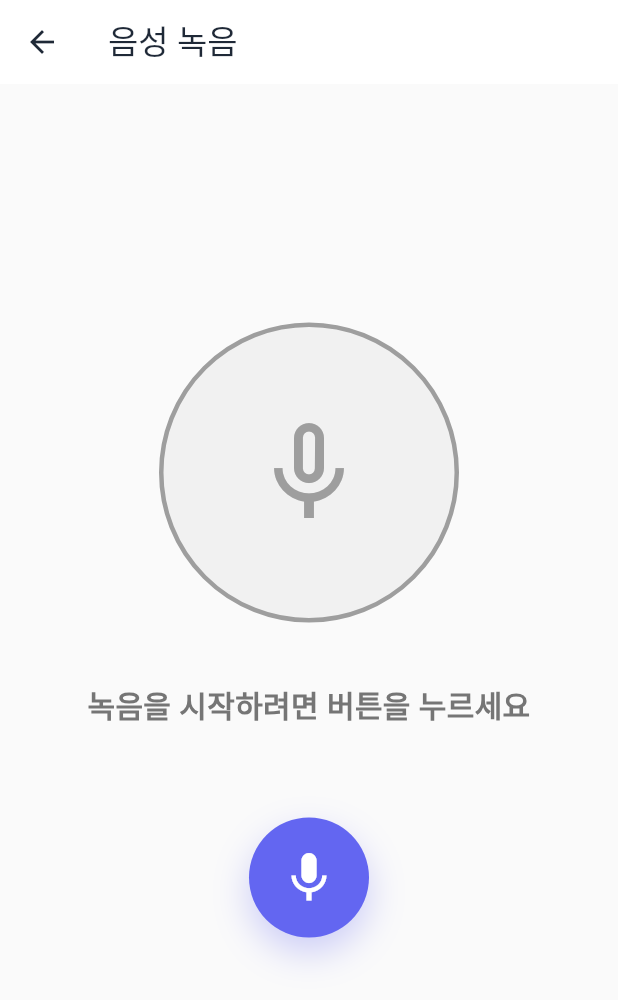
After one commit to ChangHyeonn/RIDI, a Flutter app: the RecordScreen screen opened directly, after a tap on the "mic" icon, after a tap on the "stop" icon, on a phone screen of 412 x 824 dp. The commit adds this screen. Shown: the top 1000 px of the screen. Run offline on Flutter 3.47's test engine with Material 3 defaults, Android fonts, the phone set to English and light mode, and no system bars; our stand-ins replace just_audio, permission_handler, shared_preferences, table_calendar; missing offline and left inert: record; accounts and stored records are empty.

Commit message:
녹음기능 테스트 14:49 8/8

```diff
--- a/app_protoo2/lib/screens/add_task_screen.dart
+++ b/app_protoo2/lib/screens/add_task_screen.dart
@@ -922,6 +922,7 @@ class _AddTaskScreenState extends State<AddTaskScreen> {
                   ),
                 ],
               ),
+              const SizedBox(height: 40), // 버튼 위치를 아래로 조정
               const Spacer(),
 
               // 하단 버튼들
--- /dev/null
+++ b/app_protoo2/lib/screens/record_screen.dart
@@ -0,0 +1,291 @@
+import 'package:flutter/material.dart';
+import 'package:flutter/foundation.dart';
+import 'dart:io';
+import '../services/record_service.dart';
+
+class RecordScreen extends StatefulWidget {
+  const RecordScreen({super.key});
+
+  @override
+  State<RecordScreen> createState() => _RecordScreenState();
+}
+
+class _RecordScreenState extends State<RecordScreen> {
+  final RecordService _recordService = RecordService();
+  bool _isRecording = false;
+  String? _recordingPath;
+  bool _isSupportedPlatform = false;
+
+  @override
+  void initState() {
+    super.initState();
+    _checkPlatformSupport();
+  }
+
+  void _checkPlatformSupport() {
+    if (kIsWeb) {
+      _isSupportedPlatform = false;
+    } else {
+      _isSupportedPlatform = Platform.isAndroid || Platform.isIOS;
+    }
+  }
+
+  @override
+  void dispose() {
+    _recordService.dispose();
+    super.dispose();
+  }
+
+  Future<void> _startRecording() async {
+    if (!_isSupportedPlatform) {
+      ScaffoldMessenger.of(context).showSnackBar(
+        const SnackBar(
+          content: Text(
+            '현재 플랫폼에서 녹음 기능을 지원하지 않습니다. Android 또는 iOS 기기에서 실행해주세요.',
+          ),
+          backgroundColor: Colors.orange,
+        ),
+      );
+      return;
+    }
+
+    try {
+      final success = await _recordService.startRecording();
+      if (success) {
+        setState(() {
+          _isRecording = true;
+        });
+      }
+    } catch (e) {
+      ScaffoldMessenger.of(context).showSnackBar(
+        SnackBar(
+          content: Text('녹음을 시작할 수 없습니다: $e'),
+          backgroundColor: Colors.red,
+        ),
+      );
+    }
+  }
+
+  Future<void> _stopRecording() async {
+    try {
+      final path = await _recordService.stopRecording();
+      setState(() {
+        _isRecording = false;
+        _recordingPath = path;
+      });
+
+      if (path != null) {
+        ScaffoldMessenger.of(context).showSnackBar(
+          const SnackBar(
+            content: Text('녹음이 완료되었습니다.'),
+            backgroundColor: Colors.green,
+          ),
+        );
+      }
+    } catch (e) {
+      ScaffoldMessenger.of(context).showSnackBar(
+        SnackBar(
+          content: Text('녹음을 중지할 수 없습니다: $e'),
+          backgroundColor: Colors.red,
+        ),
+      );
+    }
+  }
+
+  Future<void> _cancelRecording() async {
+    try {
+      await _recordService.cancelRecording();
+      setState(() {
+        _isRecording = false;
+        _recordingPath = null;
+      });
+    } catch (e) {
+      ScaffoldMessenger.of(context).showSnackBar(
+        SnackBar(
+          content: Text('녹음을 취소할 수 없습니다: $e'),
+          backgroundColor: Colors.red,
+        ),
+      );
+    }
+  }
+
+  @override
+  Widget build(BuildContext context) {
+    return Scaffold(
+      backgroundColor: const Color(0xFFfafafa),
+      appBar: AppBar(
+        title: const Text('음성 녹음'),
+        backgroundColor: Colors.white,
+        foregroundColor: const Color(0xFF1f2937),
+        elevation: 0,
+        shadowColor: Colors.black.withOpacity(0.08),
+      ),
+      body: Padding(
+        padding: const EdgeInsets.all(24.0),
+        child: Column(
+          mainAxisAlignment: MainAxisAlignment.center,
+          children: [
+            // 플랫폼 지원 안내
+            if (!_isSupportedPlatform)
+              Container(
+                padding: const EdgeInsets.all(16),
+                margin: const EdgeInsets.only(bottom: 24),
+                decoration: BoxDecoration(
+                  color: Colors.orange.withOpacity(0.1),
+                  borderRadius: BorderRadius.circular(12),
+                  border: Border.all(color: Colors.orange),
+                ),
+                child: const Column(
+                  children: [
+                    Icon(
+                      Icons.warning_amber_rounded,
+                      color: Colors.orange,
+                      size: 32,
+                    ),
+                    SizedBox(height: 8),
+                    Text(
+                      '녹음 기능은 Android 또는 iOS 기기에서만 지원됩니다.',
+                      style: TextStyle(
+                        fontSize: 16,
+                        fontWeight: FontWeight.bold,
+                        color: Colors.orange,
+                      ),
+                      textAlign: TextAlign.center,
+                    ),
+                  ],
+                ),
+              ),
+
+            // 녹음 상태 표시
+            Container(
+              width: 200,
+              height: 200,
+              decoration: BoxDecoration(
+                color: _isRecording
+                    ? Colors.red.withOpacity(0.1)
+                    : Colors.grey.withOpacity(0.1),
+                shape: BoxShape.circle,
+                border: Border.all(
+                  color: _isRecording ? Colors.red : Colors.grey,
+                  width: 3,
+                ),
+              ),
+              child: Icon(
+                _isRecording ? Icons.mic : Icons.mic_none,
+                size: 80,
+                color: _isRecording ? Colors.red : Colors.grey,
+              ),
+            ),
+            const SizedBox(height: 40),
+
+            // 상태 텍스트
+            Text(
+              _isRecording
+                  ? '녹음 중...'
+                  : _isSupportedPlatform
+                  ? '녹음을 시작하려면 버튼을 누르세요'
+                  : '지원되지 않는 플랫폼입니다',
+              style: TextStyle(
+                fontSize: 20,
+                fontWeight: FontWeight.bold,
+                color: _isRecording
+                    ? Colors.red
+                    : _isSupportedPlatform
+                    ? Colors.grey[600]
+                    : Colors.grey,
+              ),
+              textAlign: TextAlign.center,
+            ),
+            const SizedBox(height: 60),
+
+            // 녹음 버튼들
+            if (_isSupportedPlatform)
+              Row(
+                mainAxisAlignment: MainAxisAlignment.spaceEvenly,
+                children: [
+                  // 녹음 시작/중지 버튼
+                  GestureDetector(
+                    onTap: _isRecording ? _stopRecording : _startRecording,
+                    child: Container(
+                      width: 80,
+                      height: 80,
+                      decoration: BoxDecoration(
+                        color: _isRecording
+                            ? Colors.red
+                            : const Color(0xFF6366f1),
+                        shape: BoxShape.circle,
+                        boxShadow: [
+                          BoxShadow(
+                            color:
+                                (_isRecording
+                                        ? Colors.red
+                                        : const Color(0xFF6366f1))
+                                    .withOpacity(0.3),
+                            blurRadius: 20,
+                            offset: const Offset(0, 10),
+                          ),
+                        ],
+                      ),
+                      child: Icon(
+                        _isRecording ? Icons.stop : Icons.mic,
+                        color: Colors.white,
+                        size: 40,
+                      ),
+                    ),
+                  ),
+
+                  // 녹음 취소 버튼 (녹음 중일 때만 표시)
+                  if (_isRecording)
+                    GestureDetector(
+                      onTap: _cancelRecording,
+                      child: Container(
+                        width: 60,
+                        height: 60,
+                        decoration: BoxDecoration(
+                          color: Colors.grey[300],
+                          shape: BoxShape.circle,
+                        ),
+                        child: const Icon(
+                          Icons.close,
+                          color: Colors.grey,
+                          size: 30,
+                        ),
+                      ),
+                    ),
+                ],
+              ),
+
+            const SizedBox(height: 40),
+
+            // 녹음 파일 경로 표시 (디버그용)
+            if (_recordingPath != null)
+              Container(
+                padding: const EdgeInsets.all(16),
+                decoration: BoxDecoration(
+                  color: Colors.grey[100],
+                  borderRadius: BorderRadius.circular(12),
+                ),
+                child: Column(
+                  children: [
+                    const Text(
+                      '녹음 파일 경로:',
+                      style: TextStyle(
+                        fontWeight: FontWeight.bold,
+                        fontSize: 14,
+                      ),
+                    ),
+                    const SizedBox(height: 8),
+                    Text(
+                      _recordingPath!,
+                      style: const TextStyle(fontSize: 12, color: Colors.grey),
+                      textAlign: TextAlign.center,
+                    ),
+                  ],
+                ),
+              ),
+          ],
+        ),
+      ),
+    );
+  }
+}
--- /dev/null
+++ b/app_protoo2/lib/services/record_service.dart
@@ -0,0 +1,109 @@
+import 'dart:io';
+import 'package:record/record.dart';
+import 'package:path_provider/path_provider.dart';
+import 'package:permission_handler/permission_handler.dart';
+import 'package:flutter/foundation.dart';
+
+class RecordService {
+  final _audioRecorder = AudioRecorder();
+  bool _isRecording = false;
+  String? _currentRecordingPath;
+
+  bool get isRecording => _isRecording;
+  String? get currentRecordingPath => _currentRecordingPath;
+
+  // 플랫폼 지원 확인
+  bool get _isSupportedPlatform {
+    if (kIsWeb) return false;
+    return Platform.isAndroid || Platform.isIOS;
+  }
+
+  // 권한 요청
+  Future<bool> _requestPermission() async {
+    if (!_isSupportedPlatform) {
+      throw Exception('현재 플랫폼에서 녹음 기능을 지원하지 않습니다.');
+    }
+
+    if (Platform.isAndroid) {
+      final status = await Permission.microphone.request();
+      return status == PermissionStatus.granted;
+    }
+    return true;
+  }
+
+  // 녹음 시작
+  Future<bool> startRecording() async {
+    if (_isRecording) return false;
+
+    if (!_isSupportedPlatform) {
+      throw Exception('현재 플랫폼에서 녹음 기능을 지원하지 않습니다. Android 또는 iOS 기기에서 실행해주세요.');
+    }
+
+    final hasPermission = await _requestPermission();
+    if (!hasPermission) {
+      throw Exception('마이크 권한이 필요합니다.');
+    }
+
+    try {
+      // 임시 디렉토리 가져오기
+      final tempDir = await getTemporaryDirectory();
+      final timestamp = DateTime.now().millisecondsSinceEpoch;
+      _currentRecordingPath = '${tempDir.path}/recording_$timestamp.m4a';
+
+      // 녹음 시작
+      await _audioRecorder.start(
+        RecordConfig(
+          encoder: AudioEncoder.aacLc,
+          bitRate: 128000,
+          sampleRate: 44100,
+        ),
+        path: _currentRecordingPath!,
+      );
+
+      _isRecording = true;
+      return true;
+    } catch (e) {
+      print('녹음 시작 실패: $e');
+      return false;
+    }
+  }
+
+  // 녹음 중지
+  Future<String?> stopRecording() async {
+    if (!_isRecording) return null;
+
+    try {
+      final path = await _audioRecorder.stop();
+      _isRecording = false;
+      return path;
+    } catch (e) {
+      print('녹음 중지 실패: $e');
+      _isRecording = false;
+      return null;
+    }
+  }
+
+  // 녹음 취소
+  Future<void> cancelRecording() async {
+    if (!_isRecording) return;
+
+    try {
+      await _audioRecorder.stop();
+      _isRecording = false;
+      _currentRecordingPath = null;
+    } catch (e) {
+      print('녹음 취소 실패: $e');
+    }
+  }
+
+  // 녹음 상태 확인
+  Future<bool> checkRecordingStatus() async {
+    if (!_isSupportedPlatform) return false;
+    return await _audioRecorder.isRecording();
+  }
+
+  // 리소스 해제
+  void dispose() {
+    _audioRecorder.dispose();
+  }
+}
--- a/app_protoo2/pubspec.yaml
+++ b/app_protoo2/pubspec.yaml
@@ -41,6 +41,9 @@ dependencies:
   shared_preferences: ^2.2.2
   intl: ^0.20.2
   just_audio: ^0.9.36
+  record: ^5.0.4
+  path_provider: ^2.1.2
+  permission_handler: ^11.3.1
 
 dev_dependencies:
   flutter_test:
```
Also changed, not shown: app_protoo2/lib/screens/calendar_screen.dart (+38 -27 lines), app_protoo2/lib/screens/main_screen.dart (+14 -2 lines), app_protoo2/pubspec.lock, 5 other files.
